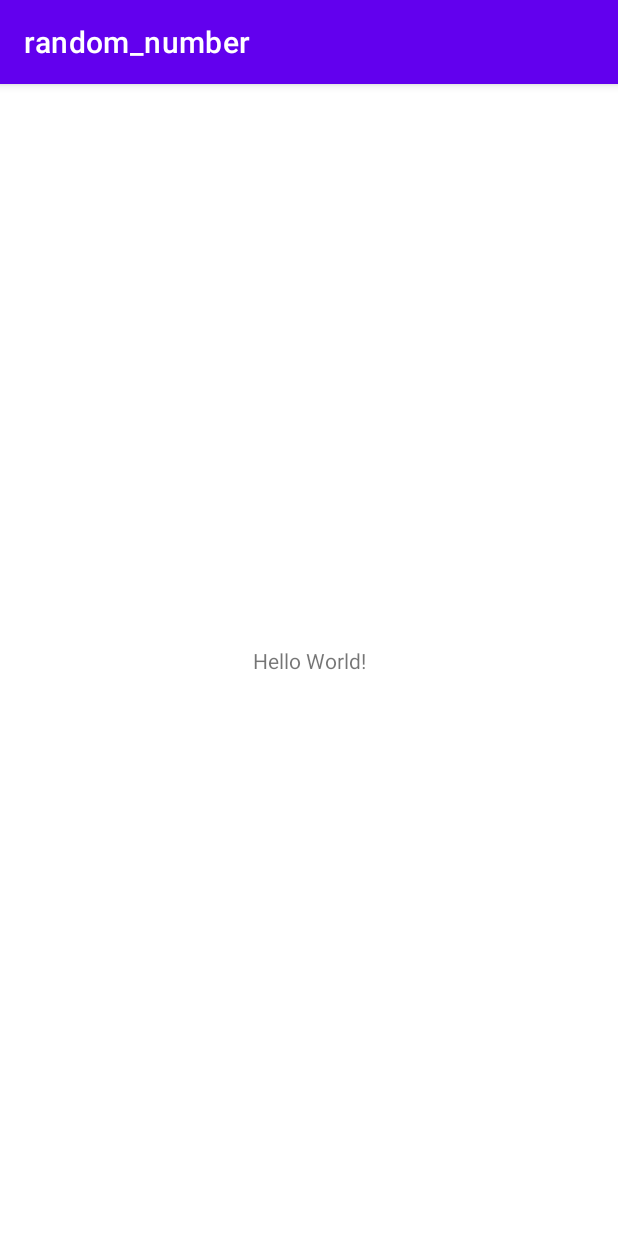
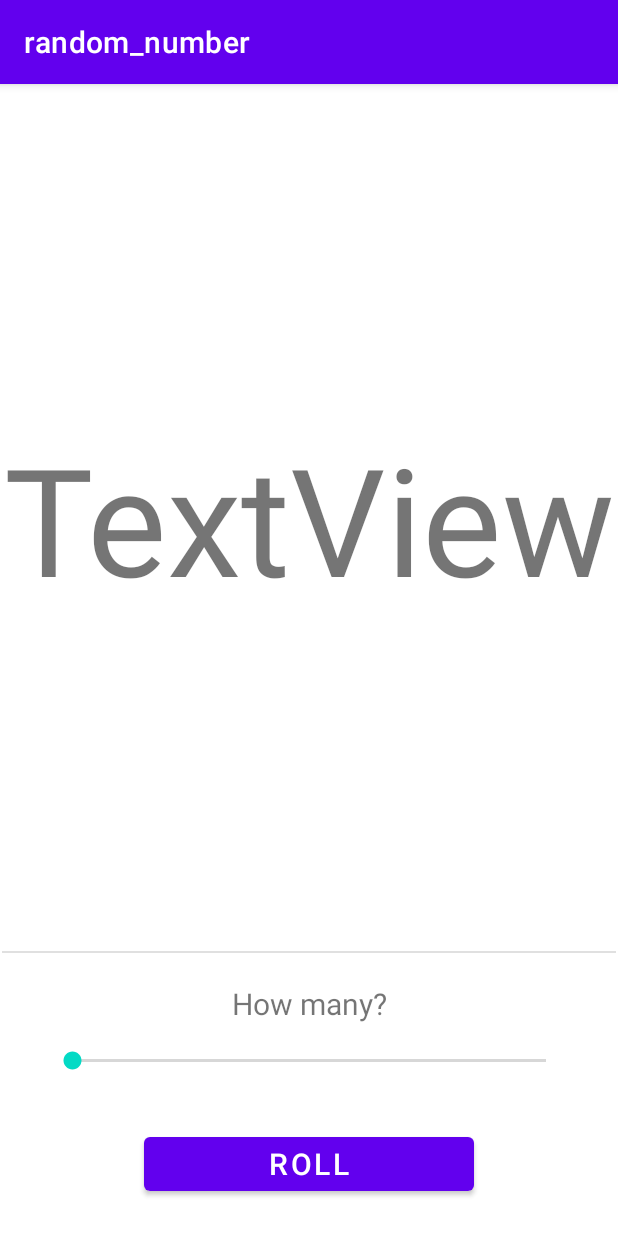
Before and after one commit to tayyabmaqsood/number_generator, an Android app: the screen it shows after launch (MainActivity), on a phone screen of 412 x 824 dp. Run offline under Robolectric (Android 15) with nearby library versions, the phone set to English and light mode, and no system bars.

Commit message:
create a basic xml for random number generator

```diff
--- a/app/src/main/res/layout/activity_main.xml
+++ b/app/src/main/res/layout/activity_main.xml
@@ -6,13 +6,62 @@
     android:layout_height="match_parent"
     tools:context=".MainActivity">
 
+    <Button
+        android:id="@+id/roll_button"
+        android:layout_width="0dp"
+        android:layout_height="48dp"
+        android:layout_marginStart="96dp"
+        android:layout_marginEnd="96dp"
+        android:layout_marginBottom="24dp"
+        android:text="Roll"
+        android:textSize="20sp"
+        app:layout_constraintBottom_toBottomOf="parent"
+        app:layout_constraintEnd_toEndOf="parent"
+        app:layout_constraintStart_toStartOf="parent" />
+
+    <SeekBar
+        android:id="@+id/seekBar"
+        android:layout_width="0dp"
+        android:layout_height="wrap_content"
+        android:layout_marginStart="32dp"
+        android:layout_marginEnd="32dp"
+        android:layout_marginBottom="36dp"
+        app:layout_constraintBottom_toTopOf="@+id/roll_button"
+        app:layout_constraintEnd_toEndOf="parent"
+        app:layout_constraintHorizontal_bias="1.0"
+        app:layout_constraintStart_toStartOf="parent" />
+
     <TextView
+        android:id="@+id/textView"
         android:layout_width="wrap_content"
         android:layout_height="wrap_content"
-        android:text="Hello World!"
-        app:layout_constraintBottom_toBottomOf="parent"
-        app:layout_constraintLeft_toLeftOf="parent"
-        app:layout_constraintRight_toRightOf="parent"
+        android:layout_marginBottom="15dp"
+        android:text="How many?"
+        android:textSize="20sp"
+        app:layout_constraintBottom_toTopOf="@+id/seekBar"
+        app:layout_constraintEnd_toEndOf="parent"
+        app:layout_constraintStart_toStartOf="parent" />
+
+    <View
+        android:id="@+id/divider"
+        android:layout_width="409dp"
+        android:layout_height="1dp"
+        android:layout_marginStart="16dp"
+        android:layout_marginEnd="16dp"
+        android:layout_marginBottom="20dp"
+        android:background="?android:attr/listDivider"
+        app:layout_constraintBottom_toTopOf="@+id/textView"
+        app:layout_constraintEnd_toEndOf="parent"
+        app:layout_constraintStart_toStartOf="parent" />
+
+    <TextView
+        android:id="@+id/result_textview"
+        android:layout_width="wrap_content"
+        android:layout_height="wrap_content"
+        android:text="TextView"
+        android:textSize="100sp"
+        app:layout_constraintBottom_toTopOf="@+id/divider"
+        app:layout_constraintEnd_toEndOf="parent"
+        app:layout_constraintStart_toStartOf="parent"
         app:layout_constraintTop_toTopOf="parent" />
-
 </androidx.constraintlayout.widget.ConstraintLayout>
```
